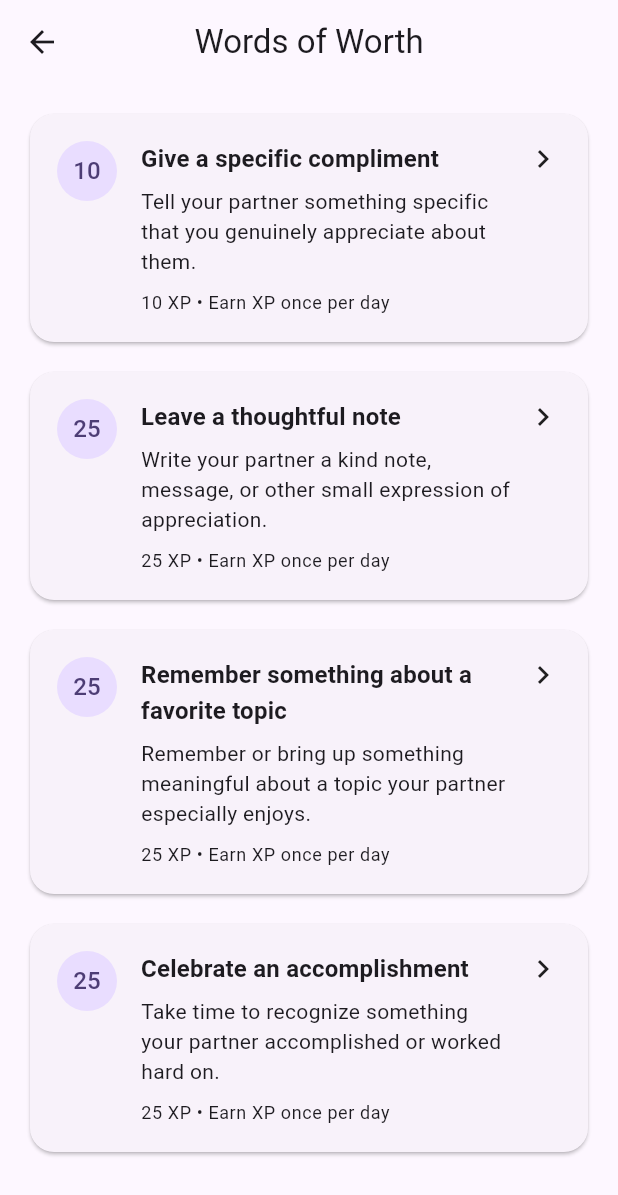
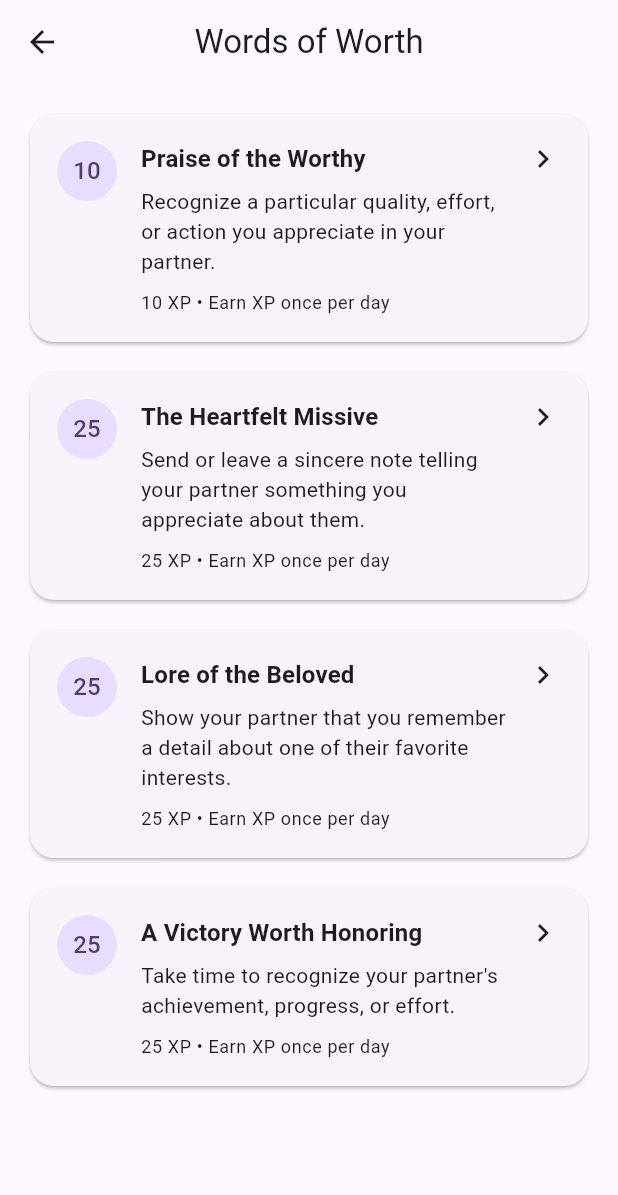
Before and after one commit to greglbg/relationship_xp, a Flutter app: the CategoryTaskScreen screen opened directly with sample values from the repository, on a phone screen of 412 x 824 dp. Shown: the top 1195 px of the screen. Run offline on Flutter 3.47's test engine with Material 3 defaults, Android fonts, the phone set to English and light mode, and no system bars; our stand-ins replace cloud_firestore, cloud_functions, firebase_auth, firebase_core, firebase_storage, image_picker; accounts and stored records are empty; network calls fail.

Commit message:
Add Aragoth quest titles and descriptions

```diff
--- a/lib/screens/claims/submit_claim_screen.dart
+++ b/lib/screens/claims/submit_claim_screen.dart
@@ -10,6 +10,7 @@ import 'package:image_picker/image_picker.dart';
 import '../../services/catalog_task_service.dart';
 import '../../tasks/task_catalog.dart';
 import '../../tasks/quest_category_names.dart';
+import '../../tasks/quest_display_names.dart';
 import 'custom_claim_screen.dart';
 
 class SubmitClaimScreen extends StatelessWidget {
@@ -257,13 +258,13 @@ class CategoryTaskScreen extends StatelessWidget {
                         crossAxisAlignment: CrossAxisAlignment.start,
                         children: [
                           Text(
-                            task.name,
+                            QuestDisplayNames.titleFor(task),
                             style: Theme.of(context).textTheme.titleMedium
                                 ?.copyWith(fontWeight: FontWeight.bold),
                           ),
                           const SizedBox(height: 6),
                           Text(
-                            task.description,
+                            QuestDisplayNames.descriptionFor(task),
                             style: Theme.of(context).textTheme.bodyMedium,
                           ),
                           const SizedBox(height: 10),
@@ -500,7 +501,7 @@ class _CatalogTaskDetailsScreenState extends State<CatalogTaskDetailsScreen> {
                         'was awarded.'
                   : 'You earned '
                         '${result.xpAwarded} XP for '
-                        '${result.taskName}.',
+                        '${QuestDisplayNames.titleFor(widget.task)}.',
             ),
             actions: [
               FilledButton(
@@ -661,13 +662,13 @@ class _CatalogTaskDetailsScreenState extends State<CatalogTaskDetailsScreen> {
               ),
               const SizedBox(height: 8),
               Text(
-                widget.task.name,
+                QuestDisplayNames.titleFor(widget.task),
                 style: Theme.of(context).textTheme.headlineMedium
                     ?.copyWith(fontWeight: FontWeight.bold),
               ),
               const SizedBox(height: 16),
               Text(
-                widget.task.description,
+                QuestDisplayNames.descriptionFor(widget.task),
                 style: Theme.of(context).textTheme.bodyLarge,
               ),
               const SizedBox(height: 28),
--- /dev/null
+++ b/lib/tasks/quest_display_names.dart
@@ -0,0 +1,230 @@
+import 'task_catalog.dart';
+
+/// Player-facing Aragoth quest titles and descriptions.
+///
+/// Task IDs, XP values, repeat periods, and reward limits remain defined
+/// in TaskCatalog. This file changes only what players see.
+class QuestDisplayNames {
+  QuestDisplayNames._();
+
+  static const Map<String, String> _titles = {
+    // 1. Words of Worth
+    'specific_compliment': 'Praise of the Worthy',
+    'thoughtful_note': 'The Heartfelt Missive',
+    'remember_favorite_topic': 'Lore of the Beloved',
+    'celebrate_accomplishment': 'A Victory Worth Honoring',
+
+    // 2. Deeds of the Steadfast
+    'bring_drink_or_snack': 'A Token of Comfort',
+    'handle_partner_chore': 'The Burden Lifted',
+    'help_with_errand': 'A Journey in Their Stead',
+    'handle_difficult_task': 'The Trial of the Steadfast',
+
+    // 3. Adventures Together
+    'distraction_free_time': "The Companion's Respite",
+    'shared_walk': 'Steps in Unison',
+    'plan_date_night': 'The Evening Quest',
+    'special_outing': 'An Adventure Worth Remembering',
+
+    // 4. The Council of Two
+    'ask_about_day': 'The Attentive Companion',
+    'meaningful_check_in': "The Heart's Council",
+    'share_gratitude': 'Blessings of the Bond',
+    'constructive_conversation': 'The Bridge of Understanding',
+
+    // 5. Embers of Affection
+    'affectionate_gesture': 'A Tender Offering',
+    'small_romantic_surprise': "The Lover's Token",
+    'plan_romantic_evening': 'An Evening by Emberlight',
+    'recreate_memory': 'Echoes of Our Story',
+
+    // 6. The Steadfast Companion
+    'encourage_goal': 'A Voice Beside You',
+    'help_with_goal': 'A Hand in Their Quest',
+    'support_stressful_day': 'A Haven in Hardship',
+    'show_interest_hobby': 'The Curious Companion',
+
+    // 7. Hearth & Homestead
+    'clean_shared_space': 'The Hearth Restored',
+    'finish_laundry': 'The Garments Renewed',
+    'prepare_meal': 'A Meal from the Hearth',
+    'household_project': 'A Labor for the Hearth',
+
+    // 8. The Pact of Two
+    'goal_progress': 'The Pact Advances',
+    'plan_shared_goal': 'Charting the Path Ahead',
+    'complete_goal_milestone': 'A Milestone of the Pact',
+    'complete_major_goal': 'The Pact Fulfilled',
+
+    // 9. The Inner Lantern
+    'share_personal_meaning': 'The Lantern Within',
+    'learn_partner_beliefs': "The Seeker's Lantern",
+    'shared_meaningful_practice': 'Ritual of Two Lanterns',
+    'meaningful_experience': "Beyond the Lantern's Glow",
+    'shared_spiritual_study': "The Lantern's Lore",
+
+    // 10. The Inner Sanctuary
+    'intimate_appreciation': 'Whispers of Appreciation',
+    'discuss_intimacy_preferences': "The Sanctuary's Council",
+    'intentional_closeness': 'The Embrace of Two',
+    'plan_intimate_experience': 'An Evening in the Sanctuary',
+    'selfless_affection': 'The Gift of Tenderness',
+    'explore_new_intimate_experience': 'Beyond the Familiar Veil',
+    'discover_intimacy_item': 'An Artifact of Affection',
+  };
+
+  static const Map<String, String> _descriptions = {
+    // 1. Words of Worth
+    'specific_compliment':
+        'Recognize a particular quality, effort, or action you appreciate '
+        'in your partner.',
+    'thoughtful_note':
+        'Send or leave a sincere note telling your partner something '
+        'you appreciate about them.',
+    'remember_favorite_topic':
+        'Show your partner that you remember a detail about one of '
+        'their favorite interests.',
+    'celebrate_accomplishment':
+        "Take time to recognize your partner's achievement, progress, "
+        'or effort.',
+
+    // 2. Deeds of the Steadfast
+    'bring_drink_or_snack':
+        'Offer your partner a favorite refreshment as a thoughtful gesture.',
+    'handle_partner_chore':
+        'Take care of a household responsibility your partner would '
+        'normally handle.',
+    'help_with_errand': "Take care of an errand on your partner's behalf.",
+    'handle_difficult_task':
+        'Take on an especially inconvenient, tiring, or time-consuming '
+        'task to help your partner.',
+
+    // 3. Adventures Together
+    'distraction_free_time':
+        'Put distractions away and enjoy at least 20 intentional '
+        'minutes together.',
+    'shared_walk': 'Share a walk and spend time connecting along the way.',
+    'plan_date_night':
+        'Take the initiative to plan an intentional date or shared activity.',
+    'special_outing':
+        'Plan a special shared experience, such as a day trip, event, '
+        'or memorable outing.',
+
+    // 4. The Council of Two
+    'ask_about_day':
+        'Invite your partner to share their day and listen without '
+        'distractions.',
+    'meaningful_check_in':
+        'Have an intentional conversation about your feelings, needs, '
+        'and experiences.',
+    'share_gratitude':
+        'Express gratitude for something meaningful in your relationship.',
+    'constructive_conversation':
+        'Discuss a disagreement respectfully and work toward '
+        "understanding each other's perspectives.",
+
+    // 5. Embers of Affection
+    'affectionate_gesture':
+        'Express affection in a way your partner appreciates and feels '
+        'comfortable receiving.',
+    'small_romantic_surprise':
+        'Offer an unexpected, thoughtful gesture of romance or affection.',
+    'plan_romantic_evening':
+        'Plan an intentional romantic evening focused on enjoying '
+        'time together.',
+    'recreate_memory':
+        'Revisit or recreate a favorite memory from your relationship.',
+
+    // 6. The Steadfast Companion
+    'encourage_goal':
+        'Remind your partner that you believe in a goal they are pursuing.',
+    'help_with_goal':
+        'Assist your partner with a meaningful step toward something '
+        'they want to achieve.',
+    'support_stressful_day':
+        "Do something caring that eases your partner's stressful day.",
+    'show_interest_hobby':
+        'Spend time learning about or discussing a hobby your partner enjoys.',
+
+    // 7. Hearth & Homestead
+    'clean_shared_space':
+        'Clean or tidy an area you and your partner both use.',
+    'finish_laundry':
+        'Take care of a substantial laundry task for your household.',
+    'prepare_meal':
+        'Make a thoughtful meal that your partner or both of you can enjoy.',
+    'household_project':
+        'Finish a meaningful household repair, organization, or '
+        'improvement project.',
+
+    // 8. The Pact of Two
+    'goal_progress':
+        'Take a meaningful step toward a goal you and your partner '
+        'have agreed to pursue together.',
+    'plan_shared_goal':
+        'Spend time planning what comes next for a goal you are '
+        'pursuing together.',
+    'complete_goal_milestone':
+        'Reach an important milestone in a goal you are working '
+        'toward together.',
+    'complete_major_goal':
+        'Complete and celebrate a significant goal you have worked '
+        'toward together.',
+
+    // 9. The Inner Lantern
+    'share_personal_meaning':
+        'Share a belief, value, or experience that gives your life meaning.',
+    'learn_partner_beliefs':
+        "Ask about your partner's beliefs or values and listen with "
+        'curiosity and respect.',
+    'shared_meaningful_practice':
+        'Share a spiritual, reflective, or values-based practice that '
+        'feels meaningful to you both.',
+    'meaningful_experience':
+        'Create a memorable shared experience centered on what gives '
+        'your lives meaning.',
+    'shared_spiritual_study':
+        'Explore a meaningful teaching, text, or question together '
+        'and share your perspectives.',
+
+    // 10. The Inner Sanctuary
+    'intimate_appreciation':
+        'Express sincere appreciation for an aspect of your '
+        'intimate connection.',
+    'discuss_intimacy_preferences':
+        "Have an open, respectful conversation about each other's "
+        'intimacy preferences and boundaries.',
+    'intentional_closeness':
+        'Enjoy a moment of mutually welcome closeness without pressure '
+        'or expectation.',
+    'plan_intimate_experience':
+        'Plan an intimate experience that you both want and feel '
+        'comfortable sharing.',
+    'selfless_affection':
+        'Offer affection in a way your partner enjoys, without '
+        'expecting anything in return.',
+    'explore_new_intimate_experience':
+        'Explore a new intimate experience that you both freely agree '
+        'to and feel comfortable trying.',
+    'discover_intimacy_item':
+        'Discover an item that might enhance intimacy and consider '
+        'it together without pressure.',
+  };
+
+  /// Returns the approved fantasy title, or the original title if missing.
+  static String titleFor(RelationshipTask task) {
+    return _titles[task.id] ?? task.name;
+  }
+
+  /// Returns the approved description, or the original if missing.
+  static String descriptionFor(RelationshipTask task) {
+    return _descriptions[task.id] ?? task.description;
+  }
+
+  /// Allows screens displaying a saved task ID to resolve its fantasy title.
+  ///
+  /// An unknown ID returns null instead of inventing a task name.
+  static String? titleForId(String taskId) {
+    return _titles[taskId];
+  }
+}
```
Also changed, not shown: 1 other file.
